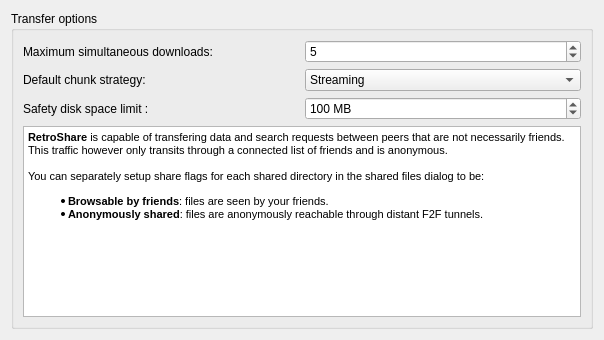
This is retroshare-gui/src/gui/settings/TransferPage.ui in RetroShare/RetroShare as Qt 5 draws it before an edit. The edited form follows.
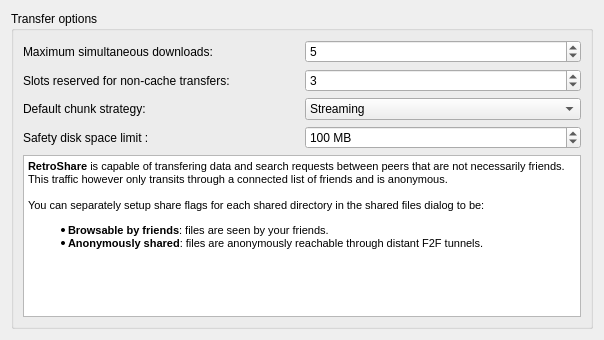
This is the edited form.

Commit message: added new variable in config->transfers to allow reserving n slots to non cache transfers

What changed in the file:
```diff
--- a/retroshare-gui/src/gui/settings/TransferPage.ui
+++ b/retroshare-gui/src/gui/settings/TransferPage.ui
@@ -28,6 +28,13 @@
             </property>
            </widget>
           </item>
+          <item>
+           <widget class="QLabel" name="label_4">
+            <property name="text">
+             <string>Slots reserved for non-cache transfers:</string>
+            </property>
+           </widget>
+          </item>
           <item>
            <widget class="QLabel" name="label_3">
             <property name="text">
@@ -62,6 +69,24 @@
             </property>
            </widget>
           </item>
+          <item>
+           <widget class="QSpinBox" name="_minPrioritized_SB">
+            <property name="toolTip">
+             <string>You can use this to force RetroShare to download your files rather 
+than cache files for as many slots as requested. Setting that number 
+to be equal to the queue size above will always prioritize your files
+over cache. 
+
+It is however recommended to leave at least a few slots for cache files.</string>
+            </property>
+            <property name="minimum">
+             <number>1</number>
+            </property>
+            <property name="value">
+             <number>3</number>
+            </property>
+           </widget>
+          </item>
           <item>
            <widget class="QComboBox" name="_defaultStrategy_CB">
             <property name="enabled">
```
The commit also changes 7 other files.
